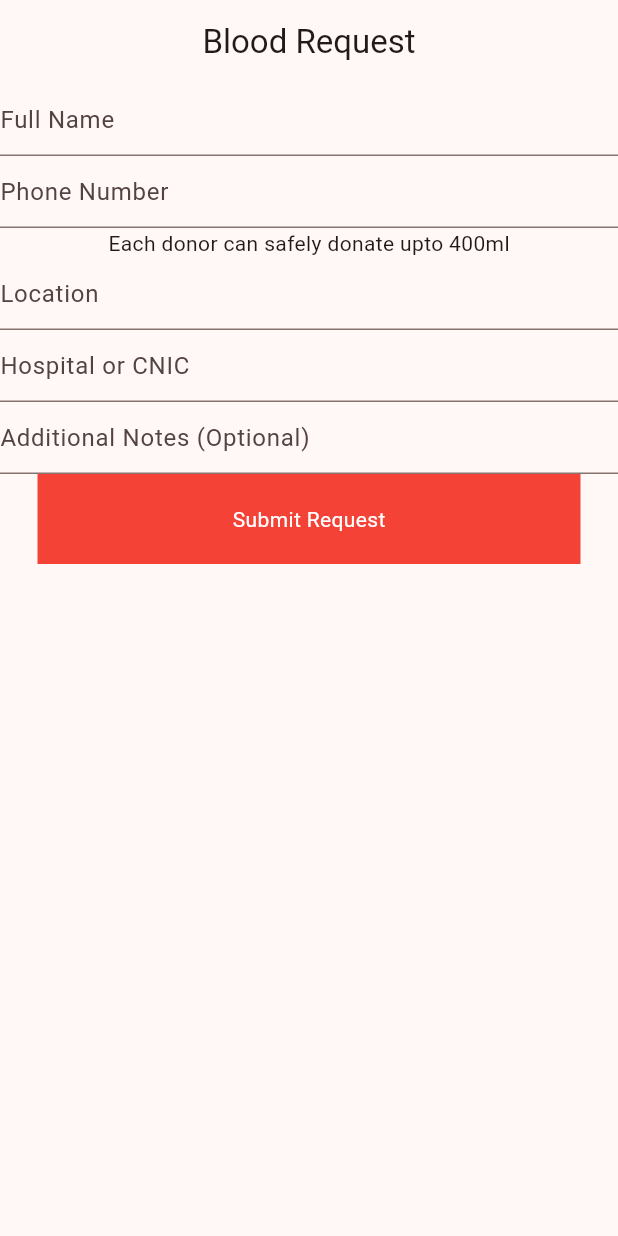
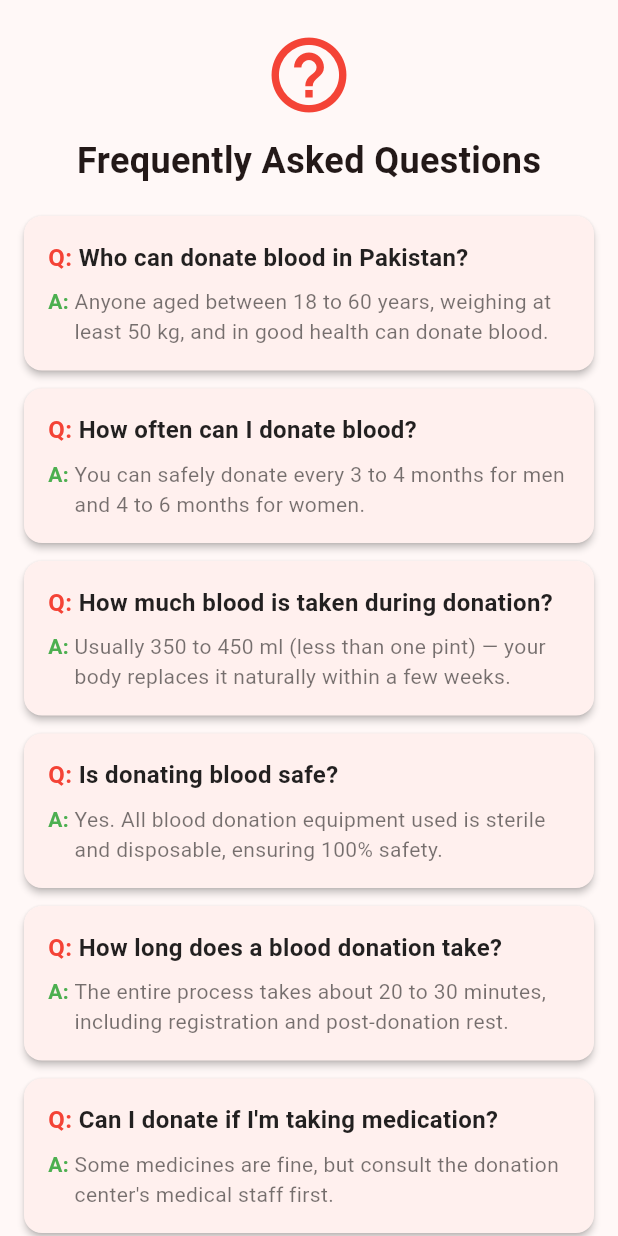
Before and after one commit to Abdul-Hadi-Jalil/EsperFlow, a Flutter app: the screen it shows after launch, on a phone screen of 412 x 824 dp. Run offline on Flutter 3.47's test engine with Material 3 defaults, Android fonts, the phone set to English and light mode, and no system bars.

Commit message:
created the faq screen

```diff
--- a/lib/main.dart
+++ b/lib/main.dart
@@ -1,4 +1,5 @@
 import 'package:esperflow/screens/blood_request_screen.dart';
+import 'package:esperflow/screens/faq_screen.dart';
 import 'package:esperflow/screens/home_screen.dart';
 import 'package:esperflow/screens/login_screen.dart';
 import 'package:flutter/material.dart';
@@ -16,7 +17,7 @@ class MyApp extends StatelessWidget {
     return MaterialApp(
       title: 'Flutter Demo',
       theme: ThemeData(colorScheme: .fromSeed(seedColor: Colors.red)),
-      home: BloodRequestScreen(),
+      home: FaqScreen(),
     );
   }
 }
--- a/lib/screens/faq_screen.dart
+++ b/lib/screens/faq_screen.dart
@@ -0,0 +1,152 @@
+import 'package:flutter/material.dart';
+
+class FaqScreen extends StatelessWidget {
+  const FaqScreen({super.key});
+
+  @override
+  Widget build(BuildContext context) {
+    return Scaffold(
+      body: SingleChildScrollView(
+        child: Column(
+          children: [
+            // logo and text
+            Container(
+              padding: EdgeInsets.all(20),
+              child: Column(
+                children: [
+                  // TODO: Add your logo here
+                  Icon(Icons.help_outline, size: 60, color: Colors.red),
+                  SizedBox(height: 10),
+                  Text(
+                    'Frequently Asked Questions',
+                    style: TextStyle(fontSize: 24, fontWeight: FontWeight.bold),
+                  ),
+                ],
+              ),
+            ),
+
+            // Question/Answer section
+            Padding(
+              padding: EdgeInsets.symmetric(horizontal: 16),
+              child: ListView(
+                physics: NeverScrollableScrollPhysics(),
+                shrinkWrap: true,
+                children: [
+                  // seven qa
+                  QATile(
+                    question: "Who can donate blood in Pakistan?",
+                    answer:
+                        "Anyone aged between 18 to 60 years, weighing at least 50 kg, and in good health can donate blood.",
+                  ),
+                  QATile(
+                    question: "How often can I donate blood?",
+                    answer:
+                        "You can safely donate every 3 to 4 months for men and 4 to 6 months for women.",
+                  ),
+                  QATile(
+                    question: "How much blood is taken during donation?",
+                    answer:
+                        "Usually 350 to 450 ml (less than one pint) — your body replaces it naturally within a few weeks.",
+                  ),
+                  QATile(
+                    question: "Is donating blood safe?",
+                    answer:
+                        "Yes. All blood donation equipment used is sterile and disposable, ensuring 100% safety.",
+                  ),
+                  QATile(
+                    question: "How long does a blood donation take?",
+                    answer:
+                        "The entire process takes about 20 to 30 minutes, including registration and post-donation rest.",
+                  ),
+                  QATile(
+                    question: "Can I donate if I'm taking medication?",
+                    answer:
+                        "Some medicines are fine, but consult the donation center's medical staff first.",
+                  ),
+                  QATile(
+                    question: "Does ESPERFLOW charge for donations?",
+                    answer:
+                        "No, donating blood through ESPERFLOW is completely free, we only...",
+                  ),
+                ],
+              ),
+            ),
+          ],
+        ),
+      ),
+    );
+  }
+}
+
+class QATile extends StatelessWidget {
+  final String question;
+  final String answer;
+
+  const QATile({super.key, required this.question, required this.answer});
+
+  @override
+  Widget build(BuildContext context) {
+    return Card(
+      margin: EdgeInsets.only(bottom: 12),
+      elevation: 2,
+      child: Padding(
+        padding: EdgeInsets.all(16),
+        child: Column(
+          crossAxisAlignment: CrossAxisAlignment.start,
+          children: [
+            // Question
+            Row(
+              crossAxisAlignment: CrossAxisAlignment.start,
+              children: [
+                Text(
+                  "Q: ",
+                  style: TextStyle(
+                    fontSize: 16,
+                    fontWeight: FontWeight.bold,
+                    color: Colors.red,
+                  ),
+                ),
+                Expanded(
+                  child: Text(
+                    question,
+                    style: TextStyle(
+                      fontSize: 16,
+                      fontWeight: FontWeight.bold,
+                      color: Colors.black87,
+                    ),
+                  ),
+                ),
+              ],
+            ),
+            SizedBox(height: 8),
+
+            // Answer
+            Row(
+              crossAxisAlignment: CrossAxisAlignment.start,
+              children: [
+                Text(
+                  "A: ",
+                  style: TextStyle(
+                    fontSize: 14,
+                    fontWeight: FontWeight.bold,
+                    color: Colors.green,
+                  ),
+                ),
+                Expanded(
+                  child: Text(
+                    answer,
+                    style: TextStyle(
+                      fontSize: 14,
+                      color: Colors.black54,
+                      height: 1.4,
+                    ),
+                  ),
+                ),
+              ],
+            ),
+          ],
+        ),
+      ),
+    );
+  }
+}
```
